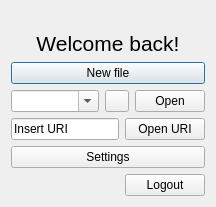
Above: editor/WelcomeWin.ui from gianluca-amprimo/pds-project before the change. Below: the same form after it.
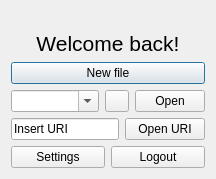
That is the form after the change. Icons and pictures are not drawn.

```diff
--- a/editor/WelcomeWin.ui
+++ b/editor/WelcomeWin.ui
@@ -147,6 +147,8 @@
     </layout>
    </item>
    <item>
+    <layout class="QHBoxLayout" name="horizontalLayout_3">
+     <item>
     <widget class="QPushButton" name="SettingsButton">
      <property name="text">
       <string>Settings</string>
@@ -157,7 +159,7 @@
      </property>
     </widget>
    </item>
-   <item alignment="Qt::AlignRight">
+     <item>
     <widget class="QPushButton" name="LogoutButton">
      <property name="sizePolicy">
       <sizepolicy hsizetype="Fixed" vsizetype="Fixed">
@@ -167,18 +169,16 @@
      </property>
      <property name="maximumSize">
       <size>
-       <width>100</width>
-       <height>25</height>
+         <width>16777206</width>
+         <height>16777215</height>
       </size>
      </property>
      <property name="text">
       <string>Logout</string>
      </property>
-     <property name="icon">
-      <iconset theme="gnome-logout">
-       <normaloff>.</normaloff>.</iconset>
-     </property>
-    </widget>
+      </widget>
+     </item>
+    </layout>
    </item>
   </layout>
  </widget>
```
Lines whose indentation alone changed are shown as unchanged.
